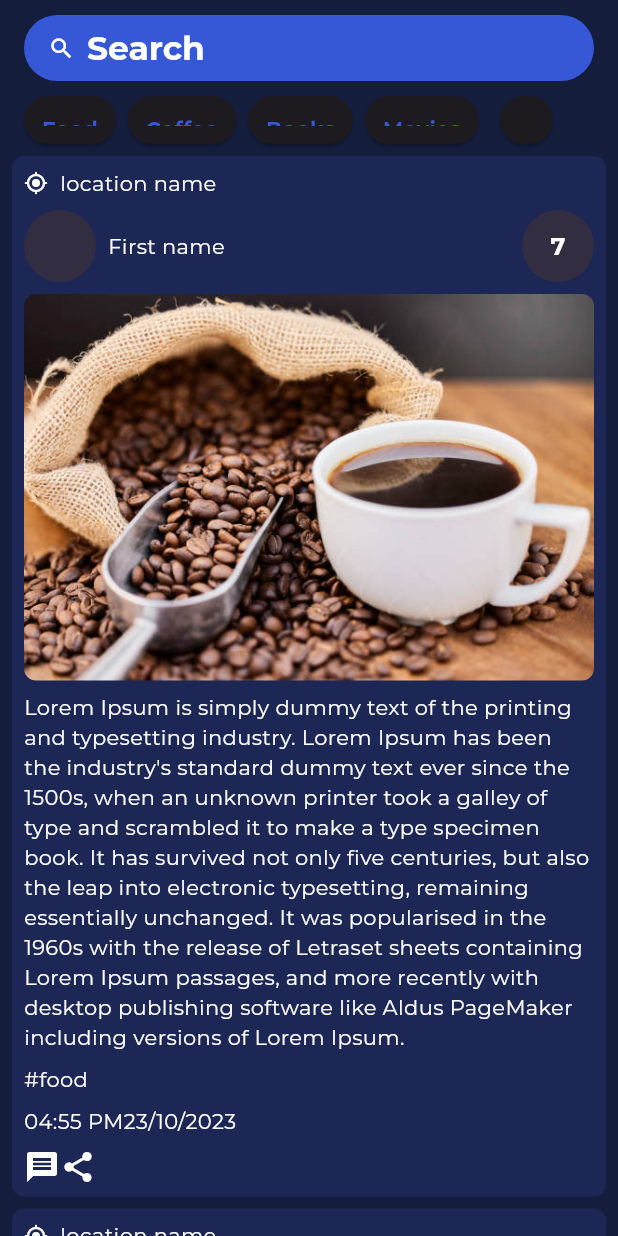
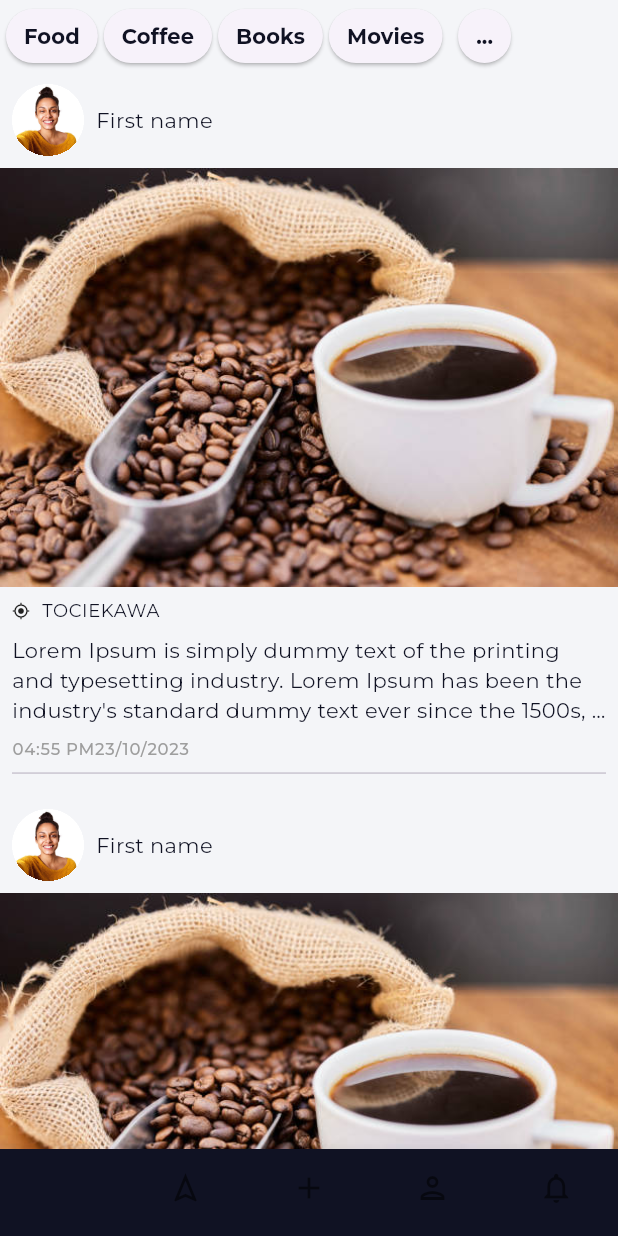
Before and after one commit to Pozytyw/r8it_ui, a Flutter app: the HomeView screen opened by its route, on a phone screen of 412 x 824 dp. Run offline on Flutter 3.47's test engine with Material 3 defaults, Android fonts, the phone set to English and light mode, and no system bars; our stand-ins replace dio, flutter_bloc, go_router, shared_preferences; accounts and stored records are empty; generated files the repository leaves out were written again; project files that could hold a hidden picture were left out.

Commit message:
Support dark/light mode

```diff
--- a/lib/app_theme.dart
+++ b/lib/app_theme.dart
@@ -1,15 +1,56 @@
 import 'package:flutter/material.dart';
 
-const Color _background = Color(0xff151d3d);
-const Color _onSurface = Color(0xff1c2755);
-const Color _primaryColor = Color(0xff3658D7);
-const Color _white = Color(0xffffffff);
-const Color _success = Color(0xff107670);
-const Color _error = Color(0xfffe645a);
+abstract class ColorPalette {
+  Color get background;
+  Color get onSurface;
+  Color get white;
+  Color get primaryColor;
+  Color get onPrimaryColor;
+}
 
+class DarkColorPalette implements ColorPalette {
+  static final Color _fontColor = Color(0xfff4f5f8);
+  static final Color _background = Color(0xff101223);
+  static final Color _navigatorBar = Color(0xff0e265e);
+  static final Color _gray = Color(0xff545454);
+
+  @override
+  final Color background = _background;
+  @override
+  final Color onSurface = _navigatorBar;
+  @override
+  final Color white = _fontColor;
+  @override
+  final Color primaryColor = _fontColor;
+  @override
+  final Color onPrimaryColor = _background;
+}
+
+class LightColorPalette implements ColorPalette {
+  static final Color _fontColor = Color(0xff101223);
+  static final Color _background = Color(0xfff4f5f8);
+  static final Color _navigatorBar = Color(0xffd2d4da);
+  static final Color _gray = Color(0xff545454);
+
+  @override
+  final Color background = _background;
+  @override
+  final Color onSurface = _navigatorBar;
+  @override
+  final Color white = _fontColor;
+  @override
+  final Color primaryColor = _fontColor;
+  @override
+  final Color onPrimaryColor = _background;
+}
+
+final Color _success = Color(0xff107670);
+final Color _error = Color(0xfffe645a);
 
 extension ColorSchemeExtension on ColorScheme {
-  Color get success  => _success;
+  Color get success {
+    return _success;
+  }
 }
 
 class AppThemeData {
@@ -18,7 +59,9 @@ class AppThemeData {
   ThemeData get themeData => _themeData;
 
   static ThemeData themeDataInit() {
-    var themeData = ThemeData.dark(useMaterial3: true);
+    var themeData = ThemeData.light(useMaterial3: true);
+    var palette = LightColorPalette();
+
     return themeData.copyWith(
       textTheme: themeData.textTheme
           .copyWith(
@@ -37,10 +80,10 @@ class AppThemeData {
       )
           .apply(
         fontFamily: 'Montserrat',
-            displayColor: _white,
-            bodyColor: _white,
+        displayColor: palette.white,
+        bodyColor: palette.white,
         // decoration: white,
-            decorationColor: _white,
+        decorationColor: palette.onPrimaryColor,
         // decorationStyle: white,
       ),
       filledButtonTheme: FilledButtonThemeData(
@@ -64,7 +107,7 @@ class AppThemeData {
       // backgroundColor: Colors.red,
       // ),
       // ),
-      canvasColor: _primaryColor,
+      canvasColor: palette.primaryColor,
       // cardColor: Colors.red,
       // dialogBackgroundColor: Colors.red,
       // disabledColor: Colors.red,
@@ -77,16 +120,16 @@ class AppThemeData {
       // primaryColor: primaryColor,
       // primaryColorDark: Colors.red,
       // primaryColorLight: Colors.red,
-      scaffoldBackgroundColor: _background,
+      scaffoldBackgroundColor: palette.background,
       // secondaryHeaderColor: Colors.red,
       // shadowColor: Colors.red,
       // splashColor: Colors.red,
       // unselectedWidgetColor: Colors.red,
       colorScheme: themeData.colorScheme.copyWith(
-        primary: _primaryColor,
-        onPrimary: _white,
+        primary: palette.primaryColor,
+        onPrimary: palette.onPrimaryColor,
         // primaryContainer: Colors.red,
-        onPrimaryContainer: _white,
+        onPrimaryContainer: palette.onPrimaryColor,
         // secondary: Colors.red,
         // onSecondary: Colors.red,
         // secondaryContainer: Colors.red,
@@ -101,10 +144,10 @@ class AppThemeData {
         // onErrorContainer: Colors.red,
         // background: Colors.red,
         // onBackground: Colors.red,
-        surface: _background,
-        onSurface: _onSurface,
+        surface: palette.background,
+        onSurface: palette.onSurface,
         // surfaceVariant: Colors.red,
-        onSurfaceVariant: _white,
+        onSurfaceVariant: palette.white,
         // outline: Colors.red,
         // outlineVariant: Colors.red,
         // shadow: Colors.red,
--- a/lib/ui/context/home/home_view.dart
+++ b/lib/ui/context/home/home_view.dart
@@ -1,6 +1,11 @@
+import 'package:flutter/gestures.dart';
 import 'package:flutter/material.dart';
 import 'package:flutter_gen/gen_l10n/app_localizations.dart';
-import 'package:r8it/ui/widget/refreshable.dart';
+
+import '../../app_router.dart';
+
+const test_text =
+    "Lorem Ipsum is simply dummy text of the printing and typesetting industry. Lorem Ipsum has been the industry's standard dummy text ever since the 1500s, when an unknown printer took a galley of type and scrambled it to make a type specimen book. It has survived not only five centuries, but also the leap into electronic typesetting, remaining essentially unchanged. It was popularised in the 1960s with the release of Letraset sheets containing Lorem Ipsum passages, and more recently with desktop publishing software like Aldus PageMaker including versions of Lorem Ipsum.";
 
 class HomeView extends StatelessWidget {
   const HomeView({super.key});
@@ -9,175 +14,81 @@ class HomeView extends StatelessWidget {
 
   @override
   Widget build(BuildContext context) {
-    var l10n = AppLocalizations.of(context);
     var theme = Theme.of(context);
-    var colorScheme = theme.colorScheme;
-
     return Scaffold(
-      resizeToAvoidBottomInset: false,
-      appBar: searchAppBar(context),
-      body: RefreshableWidget(
-        onRefresh: Future.value,
-        child: Padding(
-          padding: const EdgeInsets.all(8.0),
-          child: Column(
-            mainAxisAlignment: MainAxisAlignment.start,
-            children: [
-              ww(context),
-              spacer,
-              ww(context),
-              spacer,
-              ww(context),
-            ],
-          ),
+      bottomNavigationBar: Theme(
+        data: theme,
+        child: BottomNavigationBar(
+          type: BottomNavigationBarType.fixed,
+          showSelectedLabels: false,
+          showUnselectedLabels: false,
+          currentIndex: 0,
+          onTap: (x) {},
+          items: [
+            BottomNavigationBarItem(
+              icon: Icon(Icons.home_outlined),
+              label: 'aaa',
+            ),
+            BottomNavigationBarItem(
+              icon: Icon(Icons.navigation_outlined),
+              label: 'aaa',
+            ),
+            BottomNavigationBarItem(
+              icon: Icon(Icons.add_outlined),
+              label: 'aaa',
+            ),
+            BottomNavigationBarItem(
+              icon: Icon(Icons.person_outlined),
+              label: 'aaa',
+            ),
+            BottomNavigationBarItem(
+              icon: Icon(Icons.notifications_outlined),
+              label: 'aaa',
+            ),
+          ],
         ),
+      ),
+      body: CustomScrollView(
+        slivers: [
+          searchAppBar(context),
+          SliverList(
+            delegate: SliverChildBuilderDelegate(
+              (context, index) => RateWidgetXXX(),
+              childCount: 5,
+            ),
+          )
+        ],
       ),
     );
   }
 
-  Widget ww(BuildContext context) {
-    var l10n = AppLocalizations.of(context);
-    var theme = Theme.of(context);
-    var colorScheme = theme.colorScheme;
-    var style = theme.textTheme.bodyLarge;
-
-    return Container(
-      decoration: BoxDecoration(
-        color: colorScheme.onSurface,
-        borderRadius: BorderRadius.circular(8.0),
-      ),
-      child: Padding(
-        padding: const EdgeInsets.all(8.0),
-        child: Column(
-          children: [
-            Row(
-              children: [
-                Icon(Icons.my_location, size: 16),
-                spacer,
-                Text('location name')
-              ],
-            ),
-            spacer,
-            Row(
-              mainAxisAlignment: MainAxisAlignment.spaceBetween,
-              children: [
-                Row(
-                  children: [
-                    Container(
-                      decoration: BoxDecoration(
-                        color: colorScheme.onSecondary,
-                        borderRadius: BorderRadius.circular(50),
-                      ),
-                      width: 48,
-                      height: 48,
-                    ),
-                    spacer,
-                    Text('First name'),
-                  ],
-                ),
-                Container(
-                  decoration: BoxDecoration(
-                    color: colorScheme.onSecondary,
-                    borderRadius: BorderRadius.circular(50),
-                  ),
-                  width: 48,
-                  height: 48,
-                  alignment: Alignment.center,
-                  child: Text(
-                    '7',
-                    style: style,
-                  ),
-                )
-              ],
-            ),
-            spacer,
-            Row(
-              children: [
-                Expanded(
-                  child: image(),
-                ),
-              ],
-            ),
-            spacer,
-            Text(
-                "Lorem Ipsum is simply dummy text of the printing and typesetting industry. Lorem Ipsum has been the industry's standard dummy text ever since the 1500s, when an unknown printer took a galley of type and scrambled it to make a type specimen book. It has survived not only five centuries, but also the leap into electronic typesetting, remaining essentially unchanged. It was popularised in the 1960s with the release of Letraset sheets containing Lorem Ipsum passages, and more recently with desktop publishing software like Aldus PageMaker including versions of Lorem Ipsum."),
-            spacer,
-            Row(children: [
-              Text('#food'),
-            ]),
-            spacer,
-            Row(children: [
-              Text('04:55 PM'),
-              Text('23/10/2023'),
-            ]),
-            spacer,
-            Row(
-              children: [
-                Icon(Icons.message),
-                Icon(Icons.share),
-              ],
-            )
-          ],
-        ),
-      ),
-    );
-  }
-
-  Widget image() {
-    return ClipRRect(
-      borderRadius: BorderRadius.circular(8),
-      child: Image.asset(
-        'assets/images/coffe.jpg',
-        fit: BoxFit.fitWidth,
-      ),
-    );
-  }
-
-  PreferredSizeWidget searchAppBar(BuildContext context) {
+  SliverAppBar searchAppBar(BuildContext context) {
     var l10n = AppLocalizations.of(context);
     var theme = Theme.of(context);
     var colorScheme = theme.colorScheme;
     var style = theme.textTheme.titleLarge;
     var bottom = Xxx();
-    return AppBar(
-      toolbarHeight: bottom.preferredSize.height + 32,
-      titleSpacing: 16,
-      title: FilledButton(
-        style: FilledButton.styleFrom(
-          textStyle: style,
-          padding: EdgeInsets.symmetric(horizontal: 16, vertical: 8),
-          shape: RoundedRectangleBorder(
-            borderRadius: BorderRadius.circular(50),
-          ),
-        ),
-        onPressed: () {},
-        child: Row(
-          children: [
-            Icon(
-              Icons.search_outlined,
-              color: style?.color,
-            ),
-            spacer,
-            Text('Search'),
-          ],
-        ),
-      ),
-      // title: TextField(
-      //   decoration: InputDecoration(
-      //     contentPadding: EdgeInsets.symmetric(horizontal: 16),
-      //     floatingLabelBehavior: FloatingLabelBehavior.never,
-      //     border: OutlineInputBorder(
-      //       borderSide: BorderSide.none,
+    return SliverAppBar(
+      toolbarHeight: 0,
+      titleSpacing: 4,
+      // title: FilledButton(
+      //   style: FilledButton.styleFrom(
+      //     textStyle: style,
+      //     padding: EdgeInsets.symmetric(horizontal: 16, vertical: 8),
+      //     shape: RoundedRectangleBorder(
       //       borderRadius: BorderRadius.circular(50),
       //     ),
-      //     filled: true,
-      //     label: Row(
-      //       children: [
-      //         Icon(Icons.search_outlined, color: style?.color,),
-      //         spacer,
-      //         Text('Search'),
-      //       ],
-      //     ),
+      //   ),
+      //   onPressed: () {},
+      //   child: Row(
+      //     children: [
+      //       Icon(
+      //         Icons.search_outlined,
+      //         color: style?.color,
+      //       ),
+      //       spacer,
+      //       Text('Search'),
+      //     ],
       //   ),
       // ),
       flexibleSpace: const SizedBox.shrink(),
@@ -186,14 +97,112 @@ class HomeView extends StatelessWidget {
   }
 }
 
+class RateWidgetXXX extends StatelessWidget {
+  static final spacer = SizedBox.fromSize(size: const Size(8, 8));
+
+  @override
+  Widget build(BuildContext context) {
+    var l10n = AppLocalizations.of(context);
+    var theme = Theme.of(context);
+    var colorScheme = theme.colorScheme;
+    var style = theme.textTheme.bodySmall;
+    var graySmall = theme.textTheme.labelSmall?.copyWith(color: Colors.grey);
+    return Column(
+      children: [
+        Padding(
+          padding: const EdgeInsets.all(8.0),
+          child: Row(
+            children: [
+              Container(
+                decoration: BoxDecoration(
+                  color: colorScheme.onSecondary,
+                  borderRadius: BorderRadius.circular(50),
+                ),
+                clipBehavior: Clip.hardEdge,
+                width: 48,
+                height: 48,
+                child: person(),
+              ),
+              spacer,
+              Text('First name'),
+            ],
+          ),
+        ),
+        Row(
+          children: [
+            Expanded(
+              child: image(),
+            ),
+          ],
+        ),
+        Padding(
+          padding: const EdgeInsets.all(8.0),
+          child: Column(
+            children: [
+              Row(
+                children: [
+                  Icon(
+                    Icons.my_location,
+                    size: 12,
+                  ),
+                  spacer,
+                  Text(
+                    'TOCIEKAWA',
+                    style: style,
+                  )
+                ],
+              ),
+              spacer,
+              RichText(
+                maxLines: 3,
+                overflow: TextOverflow.ellipsis,
+                text: TextSpan(
+                  text: test_text,
+                  style: theme.textTheme.bodyMedium,
+                  recognizer: TapGestureRecognizer()
+                    ..onTap = () => debugPrint('aaa'),
+                ),
+              ),
+              spacer,
+              Row(children: [
+                Text('04:55 PM', style: graySmall),
+                Text('23/10/2023', style: graySmall),
+              ]),
+              Divider(),
+            ],
+          ),
+        ),
+      ],
+    );
+  }
+
+  Widget person() {
+    return ClipRRect(
+      child: Image.asset(
+        'assets/images/person.jpg',
+        fit: BoxFit.fitHeight,
+      ),
+    );
+  }
+
+  Widget image() {
+    return ClipRRect(
+      child: Image.asset(
+        'assets/images/coffe.jpg',
+        fit: BoxFit.fitWidth,
+      ),
+    );
+  }
+}
+
 class Xxx extends StatelessWidget implements PreferredSizeWidget {
   @override
   Widget build(BuildContext context) {
-    var spacer = SizedBox.fromSize(size: const Size(8, 0));
+    var spacer = SizedBox.fromSize(size: const Size(4, 0));
     return Container(
       alignment: Alignment.topLeft,
       height: preferredSize.height,
-      padding: const EdgeInsets.only(left: 16),
+      padding: const EdgeInsets.only(left: 4),
       child: Row(
         children: [
           TagWidget('Food'),
@@ -212,7 +221,7 @@ class Xxx extends StatelessWidget implements PreferredSizeWidget {
 
   /*todo: how to calculate it?*/
   @override
-  Size get preferredSize => Size.fromHeight(32);
+  Size get preferredSize => Size.fromHeight(48);
 }
 
 class TagWidget extends StatelessWidget {
@@ -226,7 +235,7 @@ class TagWidget extends StatelessWidget {
     var theme = Theme.of(context);
     var colorScheme = theme.colorScheme;
     var style = ElevatedButton.styleFrom(
-      padding: EdgeInsets.all(12),
+      padding: EdgeInsets.symmetric(vertical: 8, horizontal: 12),
       minimumSize: const Size(0, 0),
     );
 
@@ -237,16 +246,3 @@ class TagWidget extends StatelessWidget {
     );
   }
 }
-
-class TextBox extends StatelessWidget {
-  @override
-  Widget build(BuildContext context) {
-    return Container(
-      alignment: Alignment.centerLeft,
-      child: TextField(
-        decoration:
-            InputDecoration(border: InputBorder.none, hintText: 'Search'),
-      ),
-    );
-  }
-}
```
Also changed, not shown: assets/images/person.jpg (added). Lines whose indentation alone changed are shown as unchanged.
